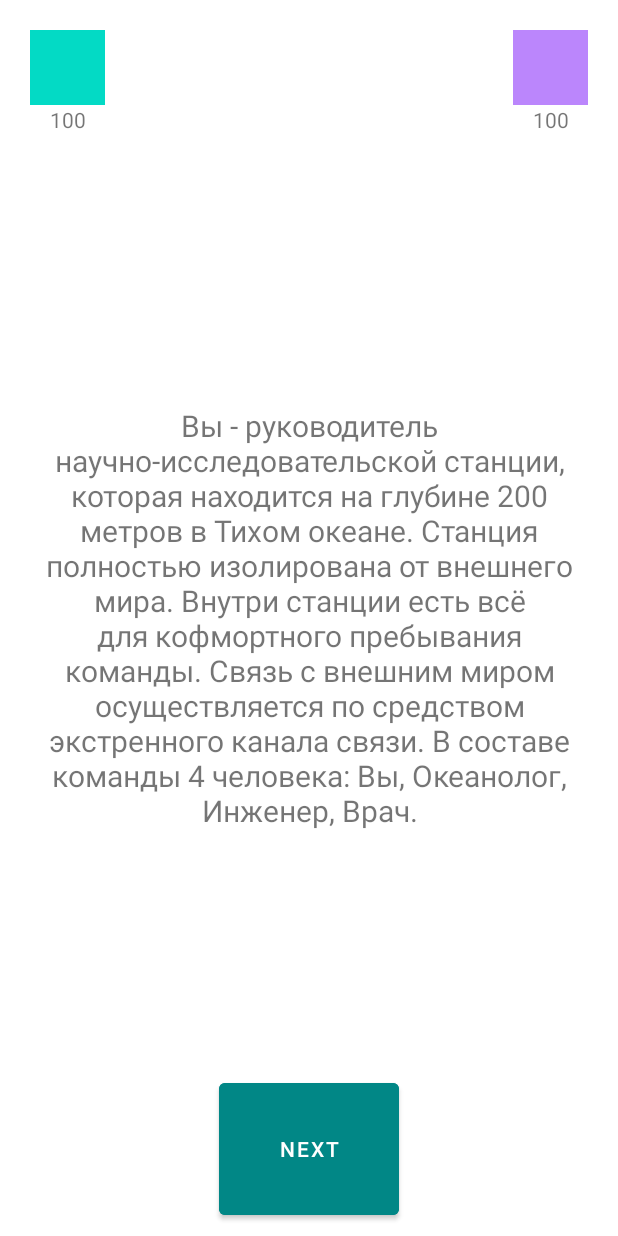
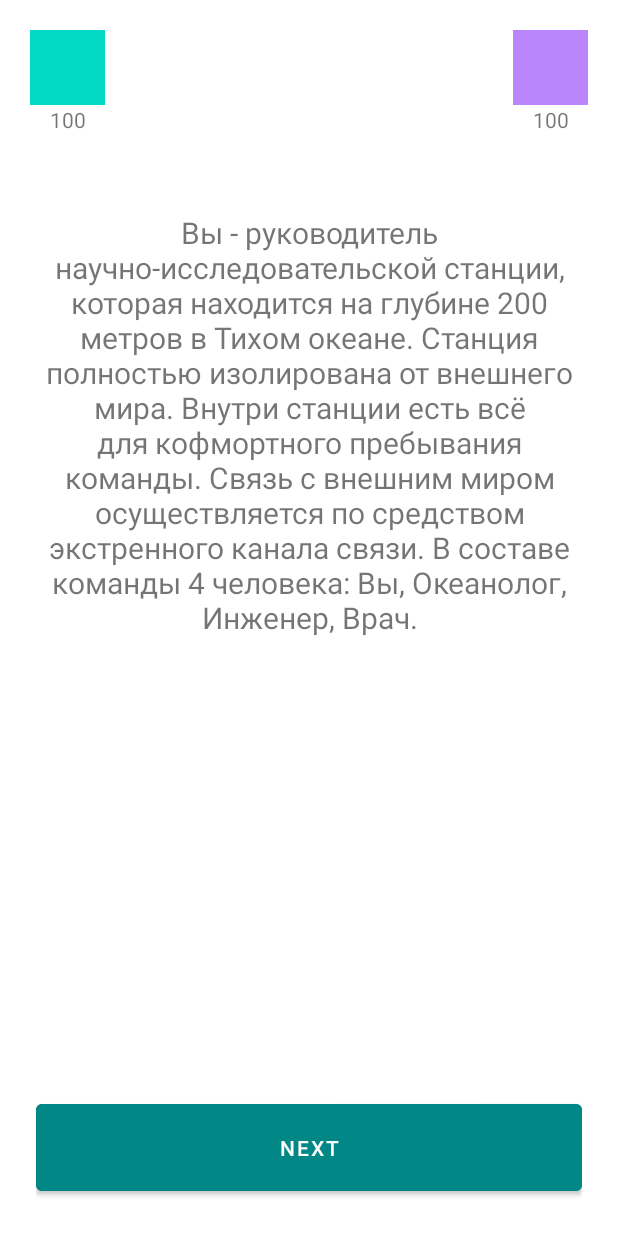
Before and after one commit to vladcelona/TextAdventure, an Android app: the screen it shows after launch (MainActivity), on a phone screen of 412 x 824 dp. Run offline under Robolectric (Android 15) with nearby library versions, the phone set to English and light mode, and no system bars.

Commit message:
Updated code, so now it works properly

```diff
--- a/app/src/main/java/com/application/vladcelona/textadventure/MainActivity.java
+++ b/app/src/main/java/com/application/vladcelona/textadventure/MainActivity.java
@@ -4,6 +4,7 @@ import androidx.appcompat.app.AppCompatActivity;
 
 import android.annotation.SuppressLint;
 import android.os.Bundle;
+import android.util.Log;
 import android.view.View;
 import android.widget.Button;
 import android.widget.ImageView;
@@ -17,7 +18,11 @@ public class MainActivity extends AppCompatActivity {
 
     private final String TAG = "MainActivity";
     private CrewMember crewMember = new CrewMember();
-    protected int index = 0;
+
+    private String firstTag = "0"; private String secondTag = "0"; private String thirdTag = "0";
+    private Button firstChoice, secondChoice, thirdChoice;
+    private TextView mainText;
+    private ArrayList<int[]> story;
 
     @SuppressLint("SetTextI18n")
     @Override
@@ -25,160 +30,183 @@ public class MainActivity extends AppCompatActivity {
         super.onCreate(savedInstanceState);
         setContentView(R.layout.activity_main);
 
-        TextView mainText = findViewById(R.id.main_text);
+        mainText = findViewById(R.id.main_text);
 
-        Button firstChoice = findViewById(R.id.first_choice);
-        Button secondChoice = findViewById(R.id.second_choice);
-        Button thirdChoice = findViewById(R.id.third_choice);
+        firstChoice = findViewById(R.id.first_choice);
+        secondChoice = findViewById(R.id.second_choice);
+        thirdChoice = findViewById(R.id.third_choice);
 
+        story = new LoadStory().getStoryList();
 
-        firstChoice.setTag("0"); secondChoice.setTag("0"); thirdChoice.setTag("0");
+        firstChoice.setTag(firstTag); secondChoice.setTag(secondTag); thirdChoice.setTag(thirdTag);
 
+        firstChoice.setVisibility(View.INVISIBLE); secondChoice.setVisibility(View.INVISIBLE);
         mainText.setText(getResources().getText(R.string.start_1).toString());
-        thirdChoice.setText("Next");
+        thirdChoice.setTag("1"); thirdChoice.setText("Next");
 
-        ArrayList<int[]> story = new LoadStory().getStoryList();
-        firstChoice.setVisibility(View.INVISIBLE); secondChoice.setVisibility(View.INVISIBLE);
+        firstChoice.setOnClickListener(view -> setFirstChoice());
+        secondChoice.setOnClickListener(view -> setSecondChoice());
+        thirdChoice.setOnClickListener(view -> setThirdChoice());
 
-        thirdChoice.setOnClickListener(view -> thirdChoice.setTag("1"));
+//        thirdChoice.setText("Next");
+//
+//        ArrayList<int[]> story = new LoadStory().getStoryList();
+//        firstChoice.setVisibility(View.INVISIBLE); secondChoice.setVisibility(View.INVISIBLE);
+//
+//        Log.i(TAG, "thirdChoice Tag: " + thirdChoice.getTag().toString());
+//
+//        thirdChoice.setOnClickListener(view -> {
+//            thirdChoice.setTag("1"); view.setOnClickListener(null);
+//        });
+//
+//        if (thirdChoice.getTag().toString().equals("1")) {
+//            firstChoice.setVisibility(View.VISIBLE);
+//            secondChoice.setVisibility(View.VISIBLE);
+//            thirdChoice.setVisibility(View.INVISIBLE);
+//
+//            mainText.setText(getResources().getText(story.get(1)[0]).toString());
+//            firstChoice.setText(getResources().getText(story.get(1)[1]).toString());
+//            secondChoice.setText(getResources().getText(story.get(1)[2]).toString());
+//
+//            firstChoice.setOnClickListener(view -> firstChoice.setTag("2"));
+//            secondChoice.setOnClickListener(view -> secondChoice.setTag("3"));
+//        }
+//        if (thirdChoice.getTag().toString().equals("4")) {
+//            firstChoice.setVisibility(View.VISIBLE); secondChoice.setVisibility(View.VISIBLE);
+//            thirdChoice.setVisibility(View.INVISIBLE);
+//
+//            mainText.setText(getResources().getText(story.get(4)[0]).toString());
+//            firstChoice.setText(getResources().getText(story.get(4)[1]).toString());
+//            secondChoice.setText(getResources().getText(story.get(4)[2]).toString());
+//
+//            firstChoice.setOnClickListener(view -> firstChoice.setTag("5"));
+//            secondChoice.setOnClickListener(view -> secondChoice.setTag("6"));
+//        }
+//        if (thirdChoice.getTag().toString().equals("11")) {
+//            thirdChoice.setVisibility(View.INVISIBLE);
+//
+//            mainText.setText(getResources().getText(story.get(11)[0]).toString());
+//            firstChoice.setText(getResources().getText(story.get(11)[1]).toString());
+//            secondChoice.setText(getResources().getText(story.get(11)[2]).toString());
+//
+//            firstChoice.setOnClickListener(view -> firstChoice.setTag("15"));
+//            secondChoice.setOnClickListener(view -> secondChoice.setTag("12"));
+//        }
+//
+//        if (firstChoice.getTag().toString().equals("2")) {
+//            mainText.setText(getResources().getText(story.get(2)[0]).toString());
+//
+//            firstChoice.setVisibility(View.INVISIBLE); secondChoice.setVisibility(View.INVISIBLE);
+//            thirdChoice.setVisibility(View.VISIBLE); thirdChoice.setText("Next");
+//
+//            thirdChoice.setOnClickListener(view -> thirdChoice.setTag("4"));
+//        }
+//
+//        if (secondChoice.getTag().toString().equals("3")) {
+//            mainText.setText(getResources().getText(story.get(3)[0]).toString());
+//            Toast.makeText(this, "That is the end of the story!", Toast.LENGTH_SHORT).show();
+//            finish();
+//        }
+//
+//        if (firstChoice.getTag().toString().equals("5")) {
+//            mainText.setText(getResources().getText(story.get(5)[0]).toString());
+//            firstChoice.setText(getResources().getText(story.get(5)[1]).toString());
+//            secondChoice.setText(getResources().getText(story.get(5)[2]).toString());
+//
+//            firstChoice.setOnClickListener(view -> firstChoice.setTag("3"));
+//            secondChoice.setOnClickListener(view -> secondChoice.setTag("3"));
+//        }
+//        if (secondChoice.getTag().toString().equals("6")) {
+//            mainText.setText(getResources().getText(story.get(6)[0]).toString());
+//            firstChoice.setText(getResources().getText(story.get(6)[1]).toString());
+//            secondChoice.setText(getResources().getText(story.get(6)[2]).toString());
+//
+//            firstChoice.setOnClickListener(view -> firstChoice.setTag("7"));
+//            secondChoice.setOnClickListener(view -> secondChoice.setTag("8"));
+//        }
+//
+//        if (firstChoice.getTag().toString().equals("7")) {
+//            mainText.setText(getResources().getText(story.get(7)[0]).toString());
+//            firstChoice.setText(getResources().getText(story.get(7)[1]).toString());
+//            secondChoice.setText(getResources().getText(story.get(7)[2]).toString());
+//
+//            firstChoice.setOnClickListener(view -> firstChoice.setTag("7"));
+//            secondChoice.setOnClickListener(view -> secondChoice.setTag("15"));
+//        }
+//        if (secondChoice.getTag().toString().equals("8")) {
+//            mainText.setText(getResources().getText(story.get(6)[0]).toString());
+//            firstChoice.setText(getResources().getText(story.get(8)[1]).toString());
+//            secondChoice.setText(getResources().getText(story.get(8)[2]).toString());
+//
+//            firstChoice.setOnClickListener(view -> firstChoice.setTag("15"));
+//            secondChoice.setOnClickListener(view -> secondChoice.setTag("9"));
+//        }
+//
+//        if (secondChoice.getTag().toString().equals("9") || thirdChoice.getTag().toString().equals("9")) {
+//            thirdChoice.setVisibility(View.VISIBLE);
+//
+//            thirdChoice.setText(getResources().getText(story.get(9)[2]).toString());
+//            firstChoice.setText(getResources().getText(story.get(9)[0]).toString());
+//            secondChoice.setText(getResources().getText(story.get(9)[1]).toString());
+//
+//            firstChoice.setOnClickListener(view -> firstChoice.setTag("10"));
+//            secondChoice.setOnClickListener(view -> secondChoice.setTag("10"));
+//            thirdChoice.setOnClickListener(view -> thirdChoice.setTag("11"));
+//        }
+//
+//        if (firstChoice.getTag().toString().equals("10")) {
+//            thirdChoice.setVisibility(View.VISIBLE);
+//
+//            mainText.setText(getResources().getText(story.get(10)[0]).toString());
+//            firstChoice.setText(getResources().getText(story.get(9)[1]).toString());
+//            secondChoice.setText(getResources().getText(story.get(9)[2]).toString());
+//
+//            thirdChoice.setOnClickListener(view -> thirdChoice.setTag("9"));
+//        }
+//
+//        if (secondChoice.getTag().toString().equals("10")) {
+//            thirdChoice.setVisibility(View.VISIBLE);
+//
+//            mainText.setText(getResources().getText(story.get(10)[1]).toString());
+//            firstChoice.setText(getResources().getText(story.get(9)[1]).toString());
+//            secondChoice.setText(getResources().getText(story.get(9)[2]).toString());
+//
+//            thirdChoice.setOnClickListener(view -> thirdChoice.setTag("9"));
+//        }
+//
+//        if (secondChoice.getTag().toString().equals("12")) {
+//            mainText.setText(getResources().getText(story.get(12)[0]).toString());
+//            firstChoice.setText(getResources().getText(story.get(12)[1]).toString());
+//            secondChoice.setText(getResources().getText(story.get(12)[2]).toString());
+//
+//            firstChoice.setOnClickListener(view -> firstChoice.setTag("13"));
+//            secondChoice.setOnClickListener(view -> secondChoice.setTag("15"));
+//        }
+//
+//        if (firstChoice.getTag().toString().equals("13")) {
+//            mainText.setText(getResources().getText(story.get(13)[0]).toString());
+//            firstChoice.setText(getResources().getText(story.get(13)[1]).toString());
+//            secondChoice.setText(getResources().getText(story.get(13)[2]).toString());
+//
+//            firstChoice.setOnClickListener(view -> firstChoice.setTag("15"));
+//            secondChoice.setOnClickListener(view -> secondChoice.setTag("14"));
+//        }
+//
+//        if (secondChoice.getTag().toString().equals("14")) {
+//            mainText.setText(getResources().getText(story.get(14)[0]).toString());
+//            Toast.makeText(this, "This is the end of the story!", Toast.LENGTH_SHORT).show();
+//        }
+    }
 
-        if (thirdChoice.getTag().toString().equals("1")) {
-            firstChoice.setVisibility(View.VISIBLE);
-            secondChoice.setVisibility(View.VISIBLE);
-            thirdChoice.setVisibility(View.INVISIBLE);
+    private void setFirstChoice() {
+        Log.i(TAG, "firstChoice Button was pressed");
+    }
 
-            mainText.setText(getResources().getText(story.get(1)[0]).toString());
-            firstChoice.setText(getResources().getText(story.get(1)[1]).toString());
-            secondChoice.setText(getResources().getText(story.get(1)[2]).toString());
+    private void setSecondChoice() {
+        Log.i(TAG, "secondChoice Button was pressed");
+    }
 
-            firstChoice.setOnClickListener(view -> firstChoice.setTag("2"));
-            secondChoice.setOnClickListener(view -> secondChoice.setTag("3"));
-        }
-        if (thirdChoice.getTag().toString().equals("4")) {
-            firstChoice.setVisibility(View.VISIBLE); secondChoice.setVisibility(View.VISIBLE);
-            thirdChoice.setVisibility(View.INVISIBLE);
-
-            mainText.setText(getResources().getText(story.get(4)[0]).toString());
-            firstChoice.setText(getResources().getText(story.get(4)[1]).toString());
-            secondChoice.setText(getResources().getText(story.get(4)[2]).toString());
-
-            firstChoice.setOnClickListener(view -> firstChoice.setTag("5"));
-            secondChoice.setOnClickListener(view -> secondChoice.setTag("6"));
-        }
-        if (thirdChoice.getTag().toString().equals("11")) {
-            thirdChoice.setVisibility(View.INVISIBLE);
-
-            mainText.setText(getResources().getText(story.get(11)[0]).toString());
-            firstChoice.setText(getResources().getText(story.get(11)[1]).toString());
-            secondChoice.setText(getResources().getText(story.get(11)[2]).toString());
-
-            firstChoice.setOnClickListener(view -> firstChoice.setTag("15"));
-            secondChoice.setOnClickListener(view -> secondChoice.setTag("12"));
-        }
-
-        if (firstChoice.getTag().toString().equals("2")) {
-            mainText.setText(getResources().getText(story.get(2)[0]).toString());
-
-            firstChoice.setVisibility(View.INVISIBLE); secondChoice.setVisibility(View.INVISIBLE);
-            thirdChoice.setVisibility(View.VISIBLE); thirdChoice.setText("Next");
-
-            thirdChoice.setOnClickListener(view -> thirdChoice.setTag("4"));
-        }
-
-        if (secondChoice.getTag().toString().equals("3")) {
-            mainText.setText(getResources().getText(story.get(3)[0]).toString());
-            Toast.makeText(this, "That is the end of the story!", Toast.LENGTH_SHORT).show();
-            finish();
-        }
-
-        if (firstChoice.getTag().toString().equals("5")) {
-            mainText.setText(getResources().getText(story.get(5)[0]).toString());
-            firstChoice.setText(getResources().getText(story.get(5)[1]).toString());
-            secondChoice.setText(getResources().getText(story.get(5)[2]).toString());
-
-            firstChoice.setOnClickListener(view -> firstChoice.setTag("3"));
-            secondChoice.setOnClickListener(view -> secondChoice.setTag("3"));
-        }
-        if (secondChoice.getTag().toString().equals("6")) {
-            mainText.setText(getResources().getText(story.get(6)[0]).toString());
-            firstChoice.setText(getResources().getText(story.get(6)[1]).toString());
-            secondChoice.setText(getResources().getText(story.get(6)[2]).toString());
-
-            firstChoice.setOnClickListener(view -> firstChoice.setTag("7"));
-            secondChoice.setOnClickListener(view -> secondChoice.setTag("8"));
-        }
-
-        if (firstChoice.getTag().toString().equals("7")) {
-            mainText.setText(getResources().getText(story.get(7)[0]).toString());
-            firstChoice.setText(getResources().getText(story.get(7)[1]).toString());
-            secondChoice.setText(getResources().getText(story.get(7)[2]).toString());
-
-            firstChoice.setOnClickListener(view -> firstChoice.setTag("7"));
-            secondChoice.setOnClickListener(view -> secondChoice.setTag("15"));
-        }
-        if (secondChoice.getTag().toString().equals("8")) {
-            mainText.setText(getResources().getText(story.get(6)[0]).toString());
-            firstChoice.setText(getResources().getText(story.get(8)[1]).toString());
-            secondChoice.setText(getResources().getText(story.get(8)[2]).toString());
-
-            firstChoice.setOnClickListener(view -> firstChoice.setTag("15"));
-            secondChoice.setOnClickListener(view -> secondChoice.setTag("9"));
-        }
-
-        if (secondChoice.getTag().toString().equals("9") || thirdChoice.getTag().toString().equals("9")) {
-            thirdChoice.setVisibility(View.VISIBLE);
-
-            thirdChoice.setText(getResources().getText(story.get(9)[2]).toString());
-            firstChoice.setText(getResources().getText(story.get(9)[0]).toString());
-            secondChoice.setText(getResources().getText(story.get(9)[1]).toString());
-
-            firstChoice.setOnClickListener(view -> firstChoice.setTag("10"));
-            secondChoice.setOnClickListener(view -> secondChoice.setTag("10"));
-            thirdChoice.setOnClickListener(view -> thirdChoice.setTag("11"));
-        }
-
-        if (firstChoice.getTag().toString().equals("10")) {
-            thirdChoice.setVisibility(View.VISIBLE);
-
-            mainText.setText(getResources().getText(story.get(10)[0]).toString());
-            firstChoice.setText(getResources().getText(story.get(9)[1]).toString());
-            secondChoice.setText(getResources().getText(story.get(9)[2]).toString());
-
-            thirdChoice.setOnClickListener(view -> thirdChoice.setTag("9"));
-        }
-
-        if (secondChoice.getTag().toString().equals("10")) {
-            thirdChoice.setVisibility(View.VISIBLE);
-
-            mainText.setText(getResources().getText(story.get(10)[1]).toString());
-            firstChoice.setText(getResources().getText(story.get(9)[1]).toString());
-            secondChoice.setText(getResources().getText(story.get(9)[2]).toString());
-
-            thirdChoice.setOnClickListener(view -> thirdChoice.setTag("9"));
-        }
-
-        if (secondChoice.getTag().toString().equals("12")) {
-            mainText.setText(getResources().getText(story.get(12)[0]).toString());
-            firstChoice.setText(getResources().getText(story.get(12)[1]).toString());
-            secondChoice.setText(getResources().getText(story.get(12)[2]).toString());
-
-            firstChoice.setOnClickListener(view -> firstChoice.setTag("13"));
-            secondChoice.setOnClickListener(view -> secondChoice.setTag("15"));
-        }
-
-        if (firstChoice.getTag().equals("13")) {
-            mainText.setText(getResources().getText(story.get(13)[0]).toString());
-            firstChoice.setText(getResources().getText(story.get(13)[1]).toString());
-            secondChoice.setText(getResources().getText(story.get(13)[2]).toString());
-
-            firstChoice.setOnClickListener(view -> firstChoice.setTag("15"));
-            secondChoice.setOnClickListener(view -> secondChoice.setTag("14"));
-        }
-
-        if (secondChoice.getTag().toString().equals("14")) {
-            mainText.setText(getResources().getText(story.get(14)[0]).toString());
-            Toast.makeText(this, "This is the end of the story!", Toast.LENGTH_SHORT).show();
-        }
-//        new ExecuteStory(firstChoice, secondChoice, thirdChoice, mainText);
+    private void setThirdChoice() {
+        Log.i(TAG, "thirdChoice Button was pressed");
     }
 }
--- a/app/src/main/res/layout/activity_main.xml
+++ b/app/src/main/res/layout/activity_main.xml
@@ -82,9 +82,9 @@
         android:layout_width="match_parent"
         android:layout_height="wrap_content"
         android:gravity="center"
+        android:padding="24dp"
         android:textSize="20sp"
-        android:padding="24dp"
-        app:layout_constraintBottom_toBottomOf="parent"
+        app:layout_constraintBottom_toTopOf="@+id/bottom_content_layout"
         app:layout_constraintLeft_toLeftOf="parent"
         app:layout_constraintRight_toRightOf="parent"
         app:layout_constraintTop_toTopOf="@+id/top_content_layout" />
@@ -94,41 +94,41 @@
         android:layout_width="match_parent"
         android:layout_height="wrap_content"
         android:gravity="center"
-        android:orientation="horizontal"
-        android:padding="8dp"
+        android:orientation="vertical"
+        android:padding="24dp"
         app:layout_constraintBottom_toBottomOf="parent"
         app:layout_constraintEnd_toEndOf="parent"
         app:layout_constraintStart_toStartOf="parent">
 
         <Button
             android:id="@+id/first_choice"
-            android:layout_width="120dp"
-            android:layout_height="100dp"
+            android:layout_width="match_parent"
+            android:layout_height="70dp"
             android:backgroundTint="@color/teal_700"
-            app:layout_constraintBottom_toBottomOf="parent"
-            app:layout_constraintLeft_toLeftOf="parent"
-            app:layout_constraintRight_toLeftOf="@+id/third_choice"
-            app:layout_constraintTop_toTopOf="parent" />
+            app:layout_constraintEnd_toEndOf="parent"
+            app:layout_constraintStart_toStartOf="parent"
+            app:layout_constraintTop_toTopOf="parent"
+            app:layout_constraintBottom_toTopOf="@+id/second_choice"/>
+
+        <Button
+            android:id="@+id/second_choice"
+            android:layout_width="match_parent"
+            android:layout_height="70dp"
+            android:backgroundTint="@color/teal_700"
+            app:layout_constraintEnd_toEndOf="parent"
+            app:layout_constraintStart_toStartOf="parent"
+            app:layout_constraintTop_toBottomOf="@+id/first_choice"
+            app:layout_constraintBottom_toTopOf="@+id/third_choice" />
 
         <Button
             android:id="@+id/third_choice"
-            android:layout_width="120dp"
-            android:layout_height="100dp"
+            android:layout_width="match_parent"
+            android:layout_height="70dp"
             android:backgroundTint="@color/teal_700"
-            app:layout_constraintBottom_toBottomOf="parent"
-            app:layout_constraintLeft_toRightOf="@+id/first_choice"
-            app:layout_constraintRight_toLeftOf="@+id/second_choice"
-            app:layout_constraintTop_toTopOf="parent" />
-
-        <Button
-            android:id="@+id/second_choice"
-            android:layout_width="120dp"
-            android:layout_height="100dp"
-            android:backgroundTint="@color/teal_700"
-            app:layout_constraintBottom_toBottomOf="parent"
-            app:layout_constraintLeft_toRightOf="@+id/third_choice"
-            app:layout_constraintRight_toRightOf="parent"
-            app:layout_constraintTop_toTopOf="parent" />
+            app:layout_constraintEnd_toEndOf="parent"
+            app:layout_constraintStart_toStartOf="parent"
+            app:layout_constraintTop_toBottomOf="@+id/second_choice"
+            app:layout_constraintBottom_toBottomOf="parent"/>
 
     </androidx.constraintlayout.widget.ConstraintLayout>
 
```
Also changed, not shown: app/src/main/java/com/application/vladcelona/textadventure/ExecuteStory.java (+6 -12 lines).
